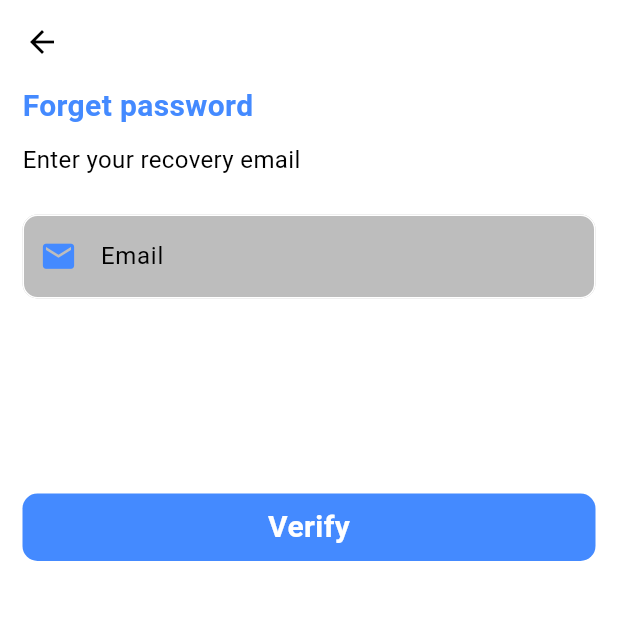
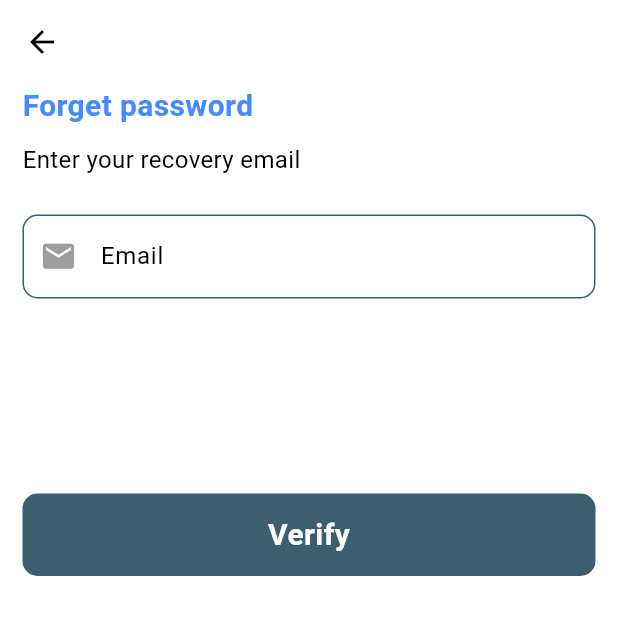
Before and after one commit to ihsankhan-752/Blog-App, a Flutter app: the screen it shows after launch, after a tap on "Forgot Password?", on a phone screen of 412 x 824 dp, the top half of it. Run offline on Flutter 3.47's test engine with Material 3 defaults, Android fonts, the phone set to English and light mode, and no system bars; our stand-ins replace cloud_firestore, dotted_border, firebase_auth, firebase_core, firebase_storage, flutter_screenutil and 3 more; accounts and stored records are empty.

Commit message:
File name change

```diff
--- a/lib/screens/auth/forget_password.dart
+++ b/lib/screens/auth/forget_password_screen.dart
@@ -1,18 +1,19 @@
 import 'package:blog_app/constants/app_text_style.dart';
 import 'package:blog_app/screens/auth/login_screen.dart';
-import 'package:blog_app/widgets/custom_button.dart';
-import 'package:blog_app/widgets/custom_textfields.dart';
 import 'package:firebase_auth/firebase_auth.dart';
 import 'package:flutter/material.dart';
 
-class ForgetPassword extends StatefulWidget {
-  ForgetPassword({Key? key}) : super(key: key);
+import '../../widgets/buttons.dart';
+import '../../widgets/text_inputs.dart';
+
+class ForgetPasswordScreen extends StatefulWidget {
+  ForgetPasswordScreen({Key? key}) : super(key: key);
 
   @override
-  State<ForgetPassword> createState() => _ForgetPasswordState();
+  State<ForgetPasswordScreen> createState() => _ForgetPasswordScreenState();
 }
 
-class _ForgetPasswordState extends State<ForgetPassword> {
+class _ForgetPasswordScreenState extends State<ForgetPasswordScreen> {
   final _emailController = TextEditingController();
 
   @override
@@ -23,15 +24,12 @@ class _ForgetPasswordState extends State<ForgetPassword> {
           backgroundColor: Theme.of(context).appBarTheme.backgroundColor,
         ),
         body: Padding(
-          padding: EdgeInsets.fromLTRB(
-              15, MediaQuery.of(context).padding.top, 15, 15),
+          padding: EdgeInsets.fromLTRB(15, MediaQuery.of(context).padding.top, 15, 15),
           child: SingleChildScrollView(
             child: Column(
               crossAxisAlignment: CrossAxisAlignment.start,
               children: [
-                TitleText(
-                    text: "Forget password",
-                    color: Theme.of(context).colorScheme.primary),
+                TitleText(text: "Forget password", color: Theme.of(context).colorScheme.primary),
                 SizedBox(
                   height: 10,
                 ),
@@ -50,25 +48,20 @@ class _ForgetPasswordState extends State<ForgetPassword> {
                 SizedBox(
                   height: 130,
                 ),
-                CustomButton(
-                  ontap: () async {
+                PrimaryButton(
+                  onTap: () async {
                     try {
                       FirebaseAuth auth = FirebaseAuth.instance;
-                      await auth.sendPasswordResetEmail(
-                          email: _emailController.text);
-                      ScaffoldMessenger.of(context).showSnackBar(SnackBar(
-                          content: Text("Email has been sent successfully")));
+                      await auth.sendPasswordResetEmail(email: _emailController.text);
+                      ScaffoldMessenger.of(context).showSnackBar(SnackBar(content: Text("Email has been sent successfully")));
                       // Fluttertoast.showToast(
                       //     msg: "Email has been sent successfully");
-                      Navigator.push(
-                          context,
-                          MaterialPageRoute(
-                              builder: (context) => LoginScreen()));
+                      Navigator.push(context, MaterialPageRoute(builder: (context) => LoginScreen()));
                     } catch (e) {
                       print(e.toString());
                     }
                   },
-                  buttontitle: "Verify",
+                  buttonTitle: "Verify",
                 ),
               ],
             ),
--- a/lib/screens/auth/login_screen.dart
+++ b/lib/screens/auth/login_screen.dart
@@ -1,13 +1,16 @@
 import 'package:blog_app/constants/app_text_style.dart';
-import 'package:blog_app/screens/auth/forget_password.dart';
 import 'package:blog_app/screens/auth/sign_up_screen.dart';
 import 'package:blog_app/screens/home/bottom_appbar.dart';
-import 'package:blog_app/widgets.dart';
 import 'package:blog_app/widgets/app_logo.dart';
-import 'package:blog_app/widgets/custom_button.dart';
-import 'package:blog_app/widgets/custom_textfields.dart';
 import 'package:firebase_auth/firebase_auth.dart';
 import 'package:flutter/material.dart';
+import 'package:flutter_screenutil/flutter_screenutil.dart';
+import 'package:get/get.dart';
+
+import '../../constants/app_colors.dart';
+import '../../widgets/buttons.dart';
+import '../../widgets/text_inputs.dart';
+import 'forget_password_screen.dart';
 
 class LoginScreen extends StatefulWidget {
   LoginScreen({Key? key}) : super(key: key);
@@ -68,19 +71,16 @@ class _LoginScreenState extends State<LoginScreen> {
     return Scaffold(
       backgroundColor: Theme.of(context).colorScheme.background,
       body: Padding(
-        padding:
-            EdgeInsets.fromLTRB(15, MediaQuery.of(context).padding.top, 15, 15),
+        padding: EdgeInsets.fromLTRB(15, MediaQuery.of(context).padding.top, 15, 15),
         child: SingleChildScrollView(
           child: Column(
+            crossAxisAlignment: CrossAxisAlignment.start,
             children: [
-              AppLogo(),
+              SizedBox(height: 100.h),
+              Center(child: AppLogo(height: 80.h)),
               SizedBox(height: 10),
-              TitleText(
-                  text: "Welcome Back!",
-                  color: Theme.of(context).colorScheme.primary),
-              TitleText(
-                  text: "Login", color: Theme.of(context).colorScheme.primary),
-              SizedBox(height: 30),
+              TitleText(text: "Welcome Back!", color: AppColors.primaryBlack),
+              SizedBox(height: 20),
               CustomTextField(
                 hintTitle: "Email",
                 controller: _emailController,
@@ -91,58 +91,53 @@ class _LoginScreenState extends State<LoginScreen> {
               CustomPasswordTextField(
                 controller: _passwordController,
               ),
-              Row(
-                mainAxisAlignment: MainAxisAlignment.end,
-                children: [
-                  CustomTextButton(
-                    textButtonText: "Forgot Password?",
-                    onclick: () {
-                      Navigator.push(
-                        context,
-                        MaterialPageRoute(
-                            builder: (context) => ForgetPassword()),
-                      );
-                    },
-                    fontSize: 15,
+              SizedBox(height: 10),
+              Align(
+                alignment: Alignment.centerRight,
+                child: GestureDetector(
+                  onTap: () {
+                    Get.to(() => ForgetPasswordScreen());
+                  },
+                  child: Text(
+                    "Forgot Password?",
+                    style: TextStyle(
+                      fontSize: 14,
+                      color: AppColors.primaryColor,
+                      fontWeight: FontWeight.bold,
+                    ),
                   ),
-                ],
+                ),
               ),
               SizedBox(height: 20),
-              CustomButton(
-                ontap: () => _login(context),
-                // try {
-                //   FirebaseAuth auth = FirebaseAuth.instance;
-                //   await auth.signInWithEmailAndPassword(
-                //       email: _emailController.text,
-                //       password: _passwordController.text);
-                // } catch (e) {
-                //   print(e.toString());
-                // }
-                // Navigator.push(
-                //   context,
-                //   MaterialPageRoute(
-                //       builder: (context) => CustomBottomAppBar()),
-                // );
-
-                buttontitle: "Login",
+              PrimaryButton(
+                onTap: () => _login(context),
+                buttonTitle: "Login",
               ),
-              Row(
-                mainAxisAlignment: MainAxisAlignment.center,
-                children: [
-                  SubTitleText(
-                    text: "Don't Have an account?",
-                  ),
-                  CustomTextButton(
-                    textButtonText: "SignUp",
-                    onclick: () {
-                      Navigator.push(
-                        context,
-                        MaterialPageRoute(builder: (context) => SignUpScreen()),
-                      );
-                    },
-                    fontSize: 16,
-                  ),
-                ],
+              SizedBox(height: 20),
+              GestureDetector(
+                onTap: () {
+                  Get.to(() => SignUpScreen());
+                },
+                child: Row(
+                  mainAxisAlignment: MainAxisAlignment.center,
+                  children: [
+                    Text(
+                      "Don't have an Account?",
+                      style: TextStyle(
+                        fontSize: 14,
+                        fontWeight: FontWeight.bold,
+                      ),
+                    ),
+                    Text(
+                      " Sign Up",
+                      style: TextStyle(
+                        fontSize: 16,
+                        fontWeight: FontWeight.bold,
+                        color: AppColors.primaryColor,
+                      ),
+                    ),
+                  ],
+                ),
               ),
               SizedBox(height: 20),
             ],
--- a/lib/screens/splash/splash_screen.dart
+++ b/lib/screens/splash/splash_screen.dart
@@ -1,8 +1,11 @@
 import 'dart:async';
 
 import 'package:blog_app/screens/auth/login_screen.dart';
+import 'package:blog_app/screens/home/home.dart';
+import 'package:firebase_auth/firebase_auth.dart';
 import 'package:flutter/material.dart';
 import 'package:flutter_screenutil/flutter_screenutil.dart';
+import 'package:get/get.dart';
 
 class SplashScreen extends StatefulWidget {
   const SplashScreen({super.key});
@@ -15,14 +18,11 @@ class _SplashScreenState extends State<SplashScreen> {
   @override
   void initState() {
     Timer(Duration(seconds: 3), () {
-      Navigator.push(
-        context,
-        MaterialPageRoute(
-          builder: (BuildContext context) {
-            return LoginScreen();
-          },
-        ),
-      );
+      if (FirebaseAuth.instance.currentUser != null) {
+        Get.to(() => Home());
+      } else {
+        Get.to(() => LoginScreen());
+      }
     });
     super.initState();
   }
--- a/lib/widgets/app_logo.dart
+++ b/lib/widgets/app_logo.dart
@@ -1,12 +1,16 @@
 import 'package:flutter/material.dart';
+import 'package:flutter_screenutil/flutter_screenutil.dart';
 
 class AppLogo extends StatelessWidget {
-  const AppLogo({super.key});
+  final double? height;
+  final double? width;
+  const AppLogo({super.key, this.height, this.width});
 
   @override
   Widget build(BuildContext context) {
     return SizedBox(
-      height: 150,
+      height: height ?? 150.h,
+      width: width ?? 200.w,
       child: Image.asset("assets/logo.png"),
     );
   }
--- /dev/null
+++ b/lib/widgets/buttons.dart
@@ -0,0 +1,25 @@
+import 'package:blog_app/constants/app_colors.dart';
+import 'package:blog_app/constants/app_text_style.dart';
+import 'package:flutter/material.dart';
+
+class PrimaryButton extends StatelessWidget {
+  final VoidCallback onTap;
+  final double? width;
+  final String buttonTitle;
+  PrimaryButton({required this.onTap, required this.buttonTitle, this.width, super.key});
+
+  @override
+  Widget build(BuildContext context) {
+    return GestureDetector(
+      onTap: onTap,
+      child: Container(
+        height: 55,
+        width: width,
+        decoration: BoxDecoration(color: AppColors.primaryColor, borderRadius: BorderRadius.circular(10)),
+        child: Center(
+          child: TitleText(text: buttonTitle, color: AppColors.primaryWhite),
+        ),
+      ),
+    );
+  }
+}
--- a/lib/widgets/custom_button.dart
+++ /dev/null
@@ -1,30 +0,0 @@
-import 'package:blog_app/constants/app_colors.dart';
-import 'package:blog_app/constants/app_text_style.dart';
-import 'package:flutter/material.dart';
-
-class CustomButton extends StatelessWidget {
-  CustomButton({
-    required this.ontap,
-    required this.buttontitle,
-    this.width,
-    super.key,
-  });
-  VoidCallback ontap;
-  double? width;
-
-  String buttontitle;
-  @override
-  Widget build(BuildContext context) {
-    return InkWell(
-        onTap: ontap,
-        child: Container(
-            height: 45,
-            width: width,
-            decoration: BoxDecoration(
-                color: Theme.of(context).colorScheme.primary,
-                borderRadius: BorderRadius.circular(10)),
-            child: Center(
-                child: TitleText(
-                    text: buttontitle, color: AppColors.primaryWhite))));
-  }
-}
--- a/lib/widgets/custom_textfields.dart
+++ /dev/null
@@ -1,113 +0,0 @@
-import 'package:blog_app/constants/app_colors.dart';
-import 'package:flutter/material.dart';
-
-class CustomTextField extends StatelessWidget {
-  CustomTextField({
-    this.iconData,
-    this.hintTitle,
-    this.color,
-    super.key,
-    this.controller,
-    this.onChanged,
-  });
-  IconData? iconData;
-  String? hintTitle;
-  Color? color;
-
-  final TextEditingController? controller;
-  final Function(String)? onChanged;
-
-  @override
-  Widget build(BuildContext context) {
-    return TextField(
-      onChanged: onChanged,
-      controller: controller,
-      minLines: 1,
-      maxLines: 10,
-      decoration: InputDecoration(
-          filled: true,
-          fillColor: color,
-          enabledBorder: OutlineInputBorder(
-            borderRadius: BorderRadius.circular(10),
-            borderSide: BorderSide(
-              color: Theme.of(context).colorScheme.background,
-            ),
-          ),
-          focusedBorder: OutlineInputBorder(
-            borderRadius: BorderRadius.circular(10),
-            borderSide: BorderSide(
-              color: AppColors.primaryLightGrey,
-            ),
-          ),
-          hintText: hintTitle,
-          prefixIcon: Icon(
-            iconData,
-            color: Theme.of(context).colorScheme.primary,
-            size: 25,
-          ),
-          hintStyle: TextStyle(),
-          border: OutlineInputBorder(
-            borderRadius: BorderRadius.circular(10),
-          )),
-    );
-  }
-}
-
-class CustomPasswordTextField extends StatefulWidget {
-  CustomPasswordTextField({
-    Key? key,
-    this.controller,
-    this.onChanged,
-  }) : super(key: key);
-  final TextEditingController? controller;
-  final Function(String)? onChanged;
-  @override
-  State<CustomPasswordTextField> createState() =>
-      _CustomPasswordTextFieldState();
-}
-
-class _CustomPasswordTextFieldState extends State<CustomPasswordTextField> {
-  bool _obscureText = true;
-
-  @override
-  Widget build(BuildContext context) {
-    return TextField(
-      obscureText: _obscureText,
-      onChanged: widget.onChanged,
-      controller: widget.controller,
-      decoration: InputDecoration(
-        filled: true,
-        fillColor: Theme.of(context).colorScheme.secondary,
-        enabledBorder: OutlineInputBorder(
-          borderRadius: BorderRadius.circular(10),
-          borderSide: BorderSide(
-            color: Theme.of(context).colorScheme.secondary,
-          ),
-        ),
-        focusedBorder: OutlineInputBorder(
-          borderRadius: BorderRadius.circular(10),
-          borderSide: BorderSide(color: AppColors.primaryLightGrey),
-        ),
-        prefixIcon: Icon(
-          Icons.lock,
-          color: Theme.of(context).colorScheme.primary,
-        ),
-        hintText: "Password",
-        suffixIcon: IconButton(
-          onPressed: () {
-            setState(() {
-              _obscureText = !_obscureText;
-            });
-          },
-          icon: Icon(
-            _obscureText ? Icons.visibility : Icons.visibility_off,
-          ),
-        ),
-        hintStyle: TextStyle(),
-        border: OutlineInputBorder(
-          borderRadius: BorderRadius.circular(10),
-        ),
-      ),
-    );
-  }
-}
--- /dev/null
+++ b/lib/widgets/text_inputs.dart
@@ -0,0 +1,88 @@
+import 'package:blog_app/constants/app_colors.dart';
+import 'package:flutter/material.dart';
+
+class CustomTextField extends StatelessWidget {
+  final IconData? iconData;
+  final String? hintTitle;
+  final Color? color;
+  final TextEditingController? controller;
+  final Function(String)? onChanged;
+
+  CustomTextField({this.iconData, this.hintTitle, this.color, super.key, this.controller, this.onChanged});
+
+  @override
+  Widget build(BuildContext context) {
+    return TextField(
+      onChanged: onChanged,
+      controller: controller,
+      minLines: 1,
+      maxLines: 10,
+      decoration: InputDecoration(
+        enabledBorder: OutlineInputBorder(
+          borderRadius: BorderRadius.circular(10),
+          borderSide: BorderSide(color: AppColors.primaryColor),
+        ),
+        focusedBorder: OutlineInputBorder(
+          borderRadius: BorderRadius.circular(10),
+          borderSide: BorderSide(color: AppColors.primaryColor),
+        ),
+        hintText: hintTitle,
+        prefixIcon: Icon(
+          iconData,
+          color: Colors.grey,
+          size: 25,
+        ),
+        hintStyle: TextStyle(),
+      ),
+    );
+  }
+}
+
+class CustomPasswordTextField extends StatefulWidget {
+  final TextEditingController? controller;
+  final Function(String)? onChanged;
+
+  CustomPasswordTextField({Key? key, this.controller, this.onChanged}) : super(key: key);
+
+  @override
+  State<CustomPasswordTextField> createState() => _CustomPasswordTextFieldState();
+}
+
+class _CustomPasswordTextFieldState extends State<CustomPasswordTextField> {
+  bool _obscureText = true;
+
+  @override
+  Widget build(BuildContext context) {
+    return TextField(
+      obscureText: _obscureText,
+      onChanged: widget.onChanged,
+      controller: widget.controller,
+      decoration: InputDecoration(
+        enabledBorder: OutlineInputBorder(
+          borderRadius: BorderRadius.circular(10),
+          borderSide: BorderSide(color: AppColors.primaryColor),
+        ),
+        focusedBorder: OutlineInputBorder(
+          borderRadius: BorderRadius.circular(10),
+          borderSide: BorderSide(color: AppColors.primaryColor),
+        ),
+        prefixIcon: Icon(
+          Icons.lock,
+          color: Colors.grey,
+        ),
+        hintText: "Password",
+        suffixIcon: IconButton(
+          onPressed: () {
+            setState(() {
+              _obscureText = !_obscureText;
+            });
+          },
+          icon: Icon(
+            _obscureText ? Icons.visibility : Icons.visibility_off,
+            color: Colors.grey,
+          ),
+        ),
+      ),
+    );
+  }
+}
--- a/pubspec.yaml
+++ b/pubspec.yaml
@@ -42,7 +42,7 @@ dependencies:
   cloud_firestore: any
   image_picker: any
   firebase_storage: any
-  provider: any
+  provider: ^6.1.2
   shared_preferences: any
   get: ^4.6.6
 #  cloud_firestore: any
```
Also changed, not shown: lib/controllers/loading_controller.dart (added, +11 -0 lines), lib/screens/auth/sign_up_screen.dart (+15 -30 lines), lib/screens/home/add_blog.dart (+11 -21 lines), lib/screens/home/profile/change_password.dart (+6 -5 lines), lib/screens/home/profile/edit_profile.dart (+11 -18 lines), lib/screens/home/profile/invite_friends.dart (+5 -6 lines), lib/services/auth_services.dart (added, +15 -0 lines), lib/widgets.dart (+4 -9 lines), lib/widgets/custom_msg.dart (added, +7 -0 lines).
